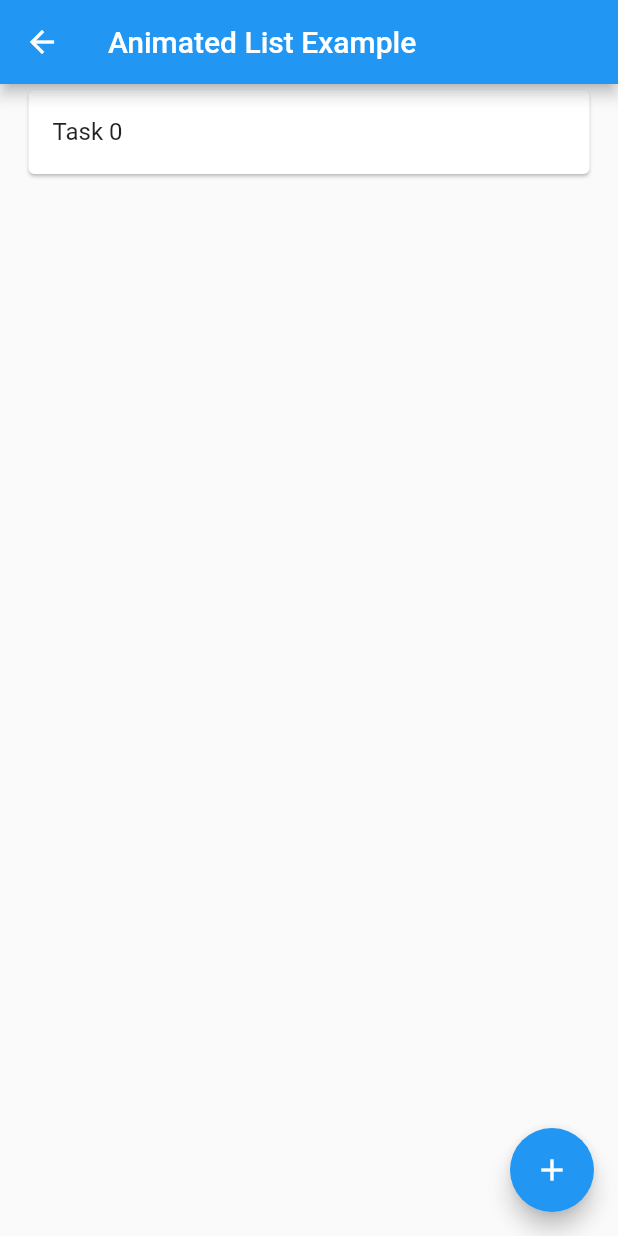
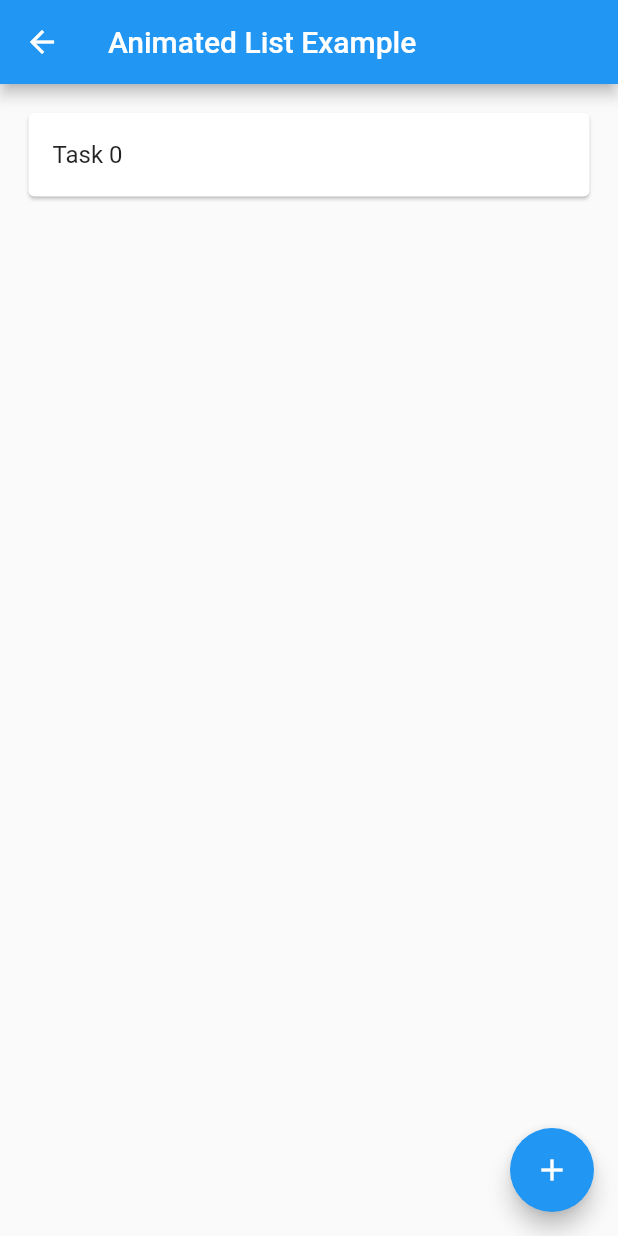
Before and after one commit to gd46/flutter-examples, a Flutter app: the AnimatedListExamplePage screen opened by its route, on a phone screen of 412 x 824 dp. Run offline on Flutter 3.47's test engine with Material 2 defaults, Android fonts, the phone set to English and light mode, and no system bars; our stand-ins replace bloc, flutter_bloc, webview_flutter.

Commit message:
fix animated list scroll issue

```diff
--- a/lib/pages/animated_list/animated_list_example_page.dart
+++ b/lib/pages/animated_list/animated_list_example_page.dart
@@ -52,7 +52,7 @@ class _AnimatedListExamplePageState extends State<AnimatedListExamplePage> {
       body: SingleChildScrollView(
         child: Center(
           child: Container(
-            padding: const EdgeInsets.symmetric(horizontal: 15),
+            padding: const EdgeInsets.all(15),
             child: Column(
               crossAxisAlignment: CrossAxisAlignment.center,
               mainAxisAlignment: MainAxisAlignment.center,
@@ -60,6 +60,7 @@ class _AnimatedListExamplePageState extends State<AnimatedListExamplePage> {
                 AnimatedList(
                   shrinkWrap: true,
                   scrollDirection: Axis.vertical,
+                  physics: const NeverScrollableScrollPhysics(),
                   key: _key,
                   initialItemCount: data.length,
                   itemBuilder: (context, index, animation) {
@@ -78,7 +79,7 @@ class _AnimatedListExamplePageState extends State<AnimatedListExamplePage> {
                           )),
                         ));
                   },
-                )
+                ),
                 // StreamBuilder(
                 //   stream: counterStream,
                 //   builder: (context, state) {
```
